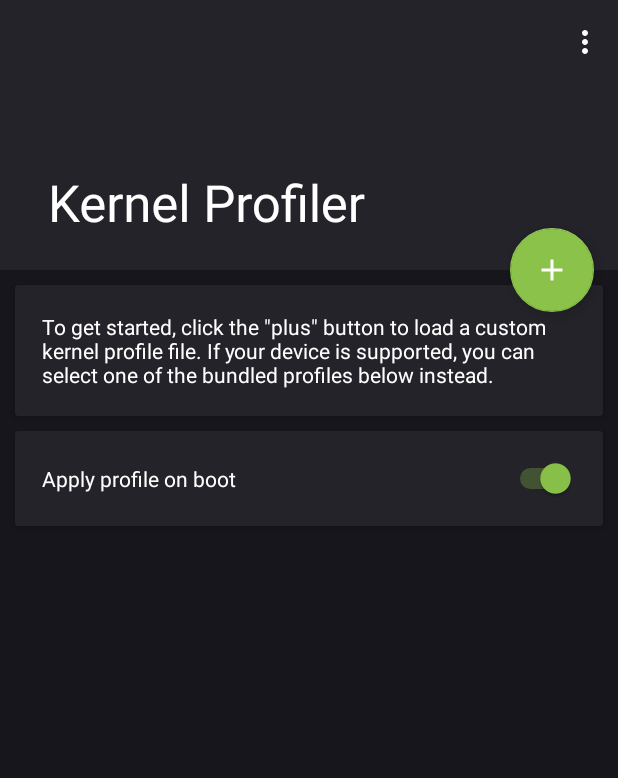
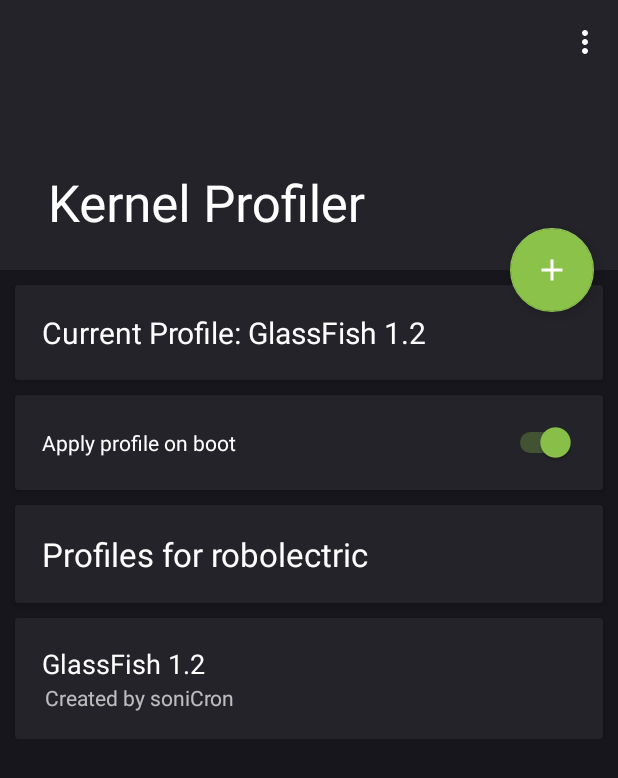
Before and after one commit to frap129/KernelProfiler, an Android app: the screen it shows after launch (MainActivity), in the options menu, after a tap on "About", on a phone screen of 412 x 824 dp. Shown: the top 778 px of the screen. Run offline under Robolectric (Android 15) with nearby library versions, the phone set to English and light mode, and no system bars; libraries missing offline, so code that uses them is left out: eu.chainfire.libsuperuser; 1 statement that could not run was skipped.

Commit message:
Add profile name box; Start bundled profile support
Signed-off-by: Joe Maples <joe@frap129.org>

```diff
--- a/app/src/main/res/layout/content_main.xml
+++ b/app/src/main/res/layout/content_main.xml
@@ -12,7 +12,7 @@
         xmlns:app="http://schemas.android.com/apk/res-auto"
         android:orientation="vertical"
         android:layout_width="match_parent"
-        android:layout_height="wrap_content"
+        android:layout_height="match_parent"
         android:weightSum="1">
 
         <android.support.v7.widget.CardView
@@ -26,6 +26,7 @@
             app:cardElevation="@dimen/card_elevation"
             app:contentPadding="18dp">
             <TextView
+                android:id="@+id/infoText"
                 android:layout_width="wrap_content"
                 android:layout_height="wrap_content"
                 android:text="@string/info_text"
@@ -39,7 +40,6 @@
             android:layout_marginTop="10dp"
             android:layout_marginStart="10dp"
             android:layout_marginEnd="10dp"
-            android:layout_marginBottom="10dp"
             android:clickable="true"
             app:cardElevation="@dimen/card_elevation"
             app:contentPadding="18dp">
@@ -52,6 +52,51 @@
                 android:textColor="@android:color/white"/>
         </android.support.v7.widget.CardView>
 
+        <android.support.v7.widget.CardView
+            android:id="@+id/deviceCard"
+            android:layout_width="match_parent"
+            android:layout_height="wrap_content"
+            android:layout_marginTop="10dp"
+            android:layout_marginStart="10dp"
+            android:layout_marginEnd="10dp"
+            android:clickable="true"
+            app:cardElevation="@dimen/card_elevation"
+            app:contentPadding="18dp">
+            <TextView
+                android:id="@+id/device"
+                android:layout_width="wrap_content"
+                android:layout_height="wrap_content"
+                android:textColor="@android:color/white"
+                android:textSize="22sp"/>
+        </android.support.v7.widget.CardView>
+
+        <android.support.v7.widget.CardView
+            android:id="@+id/profCard0"
+            android:layout_width="match_parent"
+            android:layout_height="wrap_content"
+            android:layout_marginTop="10dp"
+            android:layout_marginStart="10dp"
+            android:layout_marginEnd="10dp"
+            android:clickable="true"
+            app:cardElevation="@dimen/card_elevation"
+            app:contentPadding="18dp">
+            <TextView
+                android:layout_marginBottom="20dp"
+                android:layout_gravity="top"
+                android:layout_width="wrap_content"
+                android:layout_height="wrap_content"
+                android:textColor="@android:color/white"
+                android:textSize="18sp"
+                android:text="@string/glassfish"/>
+            <TextView
+                android:layout_gravity="bottom"
+                android:layout_marginStart="2dp"
+                android:layout_width="wrap_content"
+                android:layout_height="wrap_content"
+                android:textSize="14sp"
+                android:text="@string/sonicron"/>
+        </android.support.v7.widget.CardView>
+
     </LinearLayout>
 
 </android.support.v4.widget.NestedScrollView>
--- a/app/src/main/res/values/colors.xml
+++ b/app/src/main/res/values/colors.xml
@@ -3,5 +3,5 @@
     <color name="colorPrimary">#232329</color>
     <color name="colorPrimaryDark">#16161C</color>
     <color name="colorAccent">#8bc34a</color>
-    <color name="splash_background">@color/colorPrimaryDark</color>
+    <color name="splash_background">@color/colorPrimary</color>
 </resources>
--- a/app/src/main/res/values/strings.xml
+++ b/app/src/main/res/values/strings.xml
@@ -13,6 +13,10 @@
     <string name="bootText">Apply profile on boot</string>
     <string name="profileMenu">Profile loader</string>
 
+    <!-- Profiles and Authors -->
+    <string name="glassfish">GlassFish 1.2</string>
+    <string name="sonicron">Created by soniCron</string>
+
     <!-- Shared Preferences -->
     <string name="onBoot">false</string>
     <string name="profile"/>
```
Also changed, not shown: app/src/main/java/org/frap129/kernelprofiler/BootReceiver.java (+18 -2 lines), app/src/main/java/org/frap129/kernelprofiler/MainActivity.java (+94 -5 lines), app/src/main/res/raw/glassfish.txt (added, +34 -0 lines).
